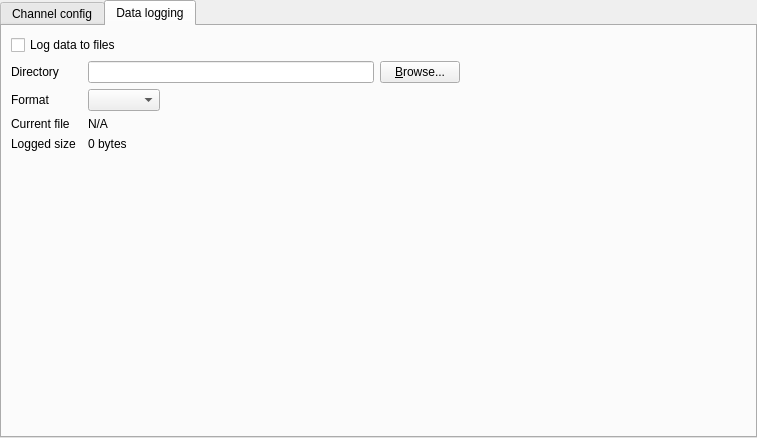
Above: Default/RMSInspector/RMSInspector.ui from BatchDrake/SigDigger before the change. Below: the same form after it.
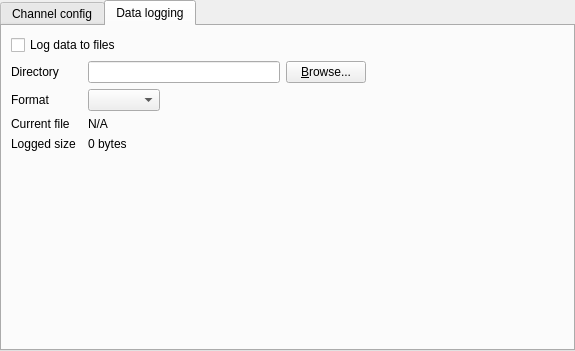
That is the form after the change. The open tabs and pages were chosen to show the change. Custom widgets are drawn as their Qt base class.

Commit message: Implement data logging

Patch:
```diff
--- a/Default/RMSInspector/RMSInspector.ui
+++ b/Default/RMSInspector/RMSInspector.ui
@@ -6,8 +6,8 @@
    <rect>
     <x>0</x>
     <y>0</y>
-    <width>757</width>
-    <height>438</height>
+    <width>575</width>
+    <height>351</height>
    </rect>
   </property>
   <property name="windowTitle">
@@ -139,19 +139,6 @@
          </property>
         </widget>
        </item>
-       <item row="5" column="0">
-        <spacer name="verticalSpacer">
-         <property name="orientation">
-          <enum>Qt::Vertical</enum>
-         </property>
-         <property name="sizeHint" stdset="0">
-          <size>
-           <width>20</width>
-           <height>40</height>
-          </size>
-         </property>
-        </spacer>
-       </item>
        <item row="1" column="0">
         <widget class="QLabel" name="label_4">
          <property name="text">
@@ -166,19 +153,6 @@
          </property>
         </widget>
        </item>
-       <item row="1" column="4">
-        <spacer name="horizontalSpacer">
-         <property name="orientation">
-          <enum>Qt::Horizontal</enum>
-         </property>
-         <property name="sizeHint" stdset="0">
-          <size>
-           <width>40</width>
-           <height>20</height>
-          </size>
-         </property>
-        </spacer>
-       </item>
        <item row="2" column="2">
         <widget class="QComboBox" name="formatCombo">
          <property name="sizePolicy">
@@ -210,26 +184,52 @@
          </property>
         </widget>
        </item>
-       <item row="3" column="2">
+       <item row="5" column="0" colspan="5">
+        <spacer name="verticalSpacer">
+         <property name="orientation">
+          <enum>Qt::Vertical</enum>
+         </property>
+         <property name="sizeHint" stdset="0">
+          <size>
+           <width>20</width>
+           <height>40</height>
+          </size>
+         </property>
+        </spacer>
+       </item>
+       <item row="0" column="0" colspan="5">
+        <widget class="QCheckBox" name="logCheck">
+         <property name="text">
+          <string>Log data to files</string>
+         </property>
+        </widget>
+       </item>
+       <item row="3" column="2" colspan="2">
         <widget class="QLabel" name="currentFileLabel">
          <property name="text">
           <string>N/A</string>
          </property>
         </widget>
        </item>
-       <item row="4" column="2">
+       <item row="4" column="2" colspan="2">
         <widget class="QLabel" name="sizeLabel">
          <property name="text">
           <string>0 bytes</string>
          </property>
         </widget>
        </item>
-       <item row="0" column="0" colspan="4">
-        <widget class="QCheckBox" name="logCheck">
-         <property name="text">
-          <string>Log data to files</string>
+       <item row="1" column="4" rowspan="4">
+        <spacer name="horizontalSpacer">
+         <property name="orientation">
+          <enum>Qt::Horizontal</enum>
          </property>
-        </widget>
+         <property name="sizeHint" stdset="0">
+          <size>
+           <width>40</width>
+           <height>20</height>
+          </size>
+         </property>
+        </spacer>
        </item>
       </layout>
      </widget>
```
Left out of the diff: 2 changed lines with no effect on the pictures. The commit also changes 2 other files.
